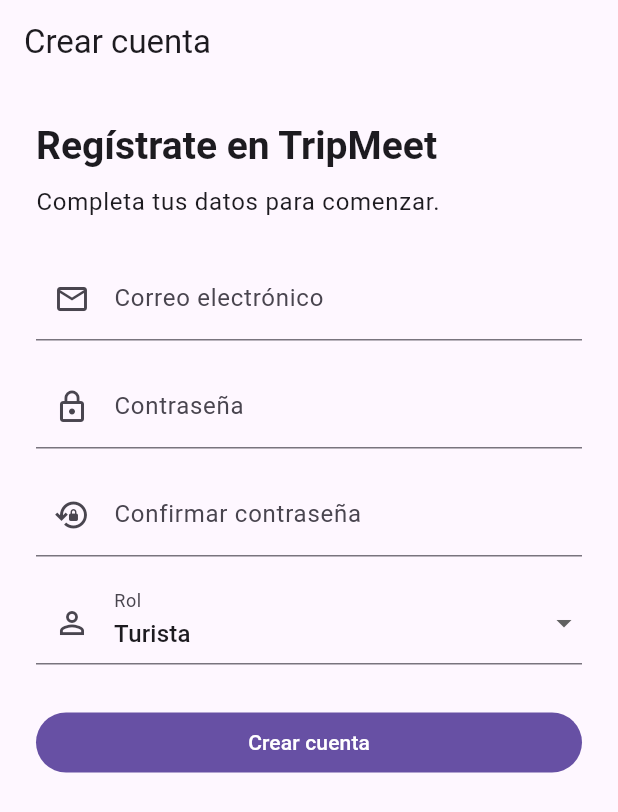
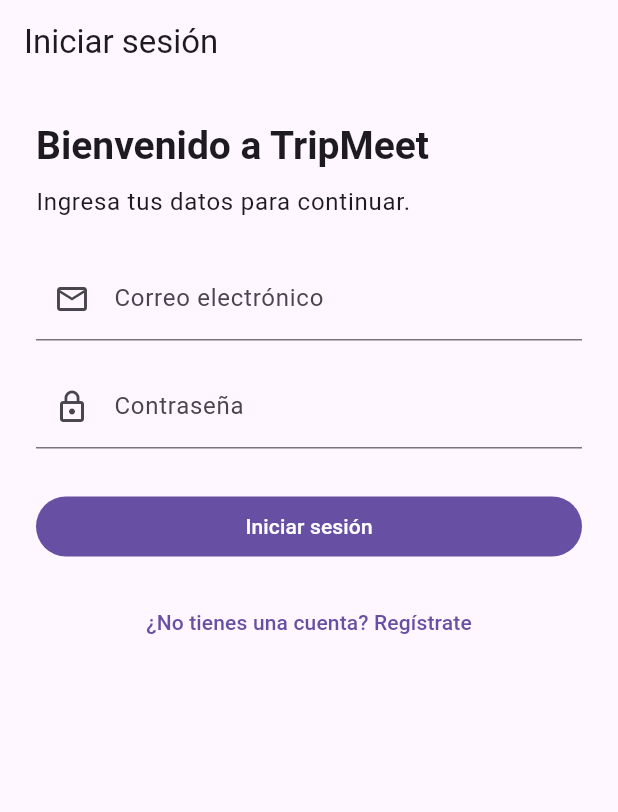
Before and after one commit to LaurisDev/TripMeet, a Flutter app: the screen it shows after launch, on a phone screen of 412 x 824 dp. Shown: the top 812 px of the screen. Run offline on Flutter 3.47's test engine with Material 3 defaults, Android fonts, the phone set to English and light mode, and no system bars; our stand-ins replace cloud_firestore, firebase_auth, firebase_core; accounts and stored records are empty.

Commit message:
Agrega pantallas de login, auth service y ajustes principales

```diff
--- a/lib/home_screen.dart
+++ b/lib/home_screen.dart
@@ -4,7 +4,9 @@
 ///
 /// Más adelante aquí se mostrarán las publicaciones y planes de otros usuarios.
 class HomeScreen extends StatelessWidget {
-  const HomeScreen({super.key});
+  const HomeScreen({super.key, this.rol});
+
+  final String? rol;
 
   @override
   Widget build(BuildContext context) {
--- /dev/null
+++ b/lib/login_screen.dart
@@ -0,0 +1,180 @@
+import 'package:flutter/material.dart';
+
+import 'auth_service.dart';
+import 'home_screen.dart';
+import 'registro_screen.dart';
+
+/// Pantalla de inicio de sesión para usuarios registrados.
+class LoginScreen extends StatefulWidget {
+  const LoginScreen({super.key, this.authService});
+
+  final AuthService? authService;
+
+  @override
+  State<LoginScreen> createState() => _LoginScreenState();
+}
+
+class _LoginScreenState extends State<LoginScreen> {
+  final GlobalKey<FormState> _formKey = GlobalKey<FormState>();
+  final TextEditingController _correoController = TextEditingController();
+  final TextEditingController _passwordController = TextEditingController();
+  bool _cargando = false;
+
+  AuthService get _authService => widget.authService ?? AuthService();
+
+  @override
+  void dispose() {
+    _correoController.dispose();
+    _passwordController.dispose();
+    super.dispose();
+  }
+
+  @override
+  Widget build(BuildContext context) {
+    final double anchoPantalla = MediaQuery.of(context).size.width;
+    final bool esPantallaPequena = anchoPantalla < 360;
+    final double paddingHorizontal = esPantallaPequena ? 16 : 24;
+    final double tamanoFuente = esPantallaPequena ? 15 : 16;
+
+    return Scaffold(
+      appBar: AppBar(title: const Text('Iniciar sesión')),
+      body: SafeArea(
+        child: SingleChildScrollView(
+          padding: EdgeInsets.fromLTRB(
+            paddingHorizontal,
+            24,
+            paddingHorizontal,
+            32,
+          ),
+          child: Form(
+            key: _formKey,
+            child: Column(
+              crossAxisAlignment: CrossAxisAlignment.stretch,
+              children: <Widget>[
+                Text(
+                  'Bienvenido a TripMeet',
+                  style: Theme.of(context).textTheme.headlineSmall?.copyWith(
+                    fontSize: esPantallaPequena ? 23 : 26,
+                    fontWeight: FontWeight.bold,
+                  ),
+                ),
+                const SizedBox(height: 8),
+                Text(
+                  'Ingresa tus datos para continuar.',
+                  style: Theme.of(context).textTheme.bodyLarge
+                      ?.copyWith(fontSize: tamanoFuente),
+                ),
+                const SizedBox(height: 24),
+                TextFormField(
+                  controller: _correoController,
+                  enabled: !_cargando,
+                  keyboardType: TextInputType.emailAddress,
+                  textInputAction: TextInputAction.next,
+                  decoration: const InputDecoration(
+                    labelText: 'Correo electrónico',
+                    prefixIcon: Icon(Icons.email_outlined),
+                  ),
+                  validator: (String? valor) {
+                    if (valor == null || valor.trim().isEmpty) {
+                      return 'Escribe tu correo electrónico.';
+                    }
+                    if (!RegExp(r'^[^@\s]+@[^@\s]+\.[^@\s]+$')
+                        .hasMatch(valor.trim())) {
+                      return 'Escribe un correo electrónico válido.';
+                    }
+                    return null;
+                  },
+                ),
+                const SizedBox(height: 16),
+                TextFormField(
+                  controller: _passwordController,
+                  enabled: !_cargando,
+                  obscureText: true,
+                  textInputAction: TextInputAction.done,
+                  decoration: const InputDecoration(
+                    labelText: 'Contraseña',
+                    prefixIcon: Icon(Icons.lock_outline),
+                  ),
+                  validator: (String? valor) {
+                    if (valor == null || valor.isEmpty) {
+                      return 'Escribe tu contraseña.';
+                    }
+                    return null;
+                  },
+                  onFieldSubmitted: (_) => _iniciarSesion(),
+                ),
+                const SizedBox(height: 28),
+                FilledButton(
+                  onPressed: _cargando ? null : _iniciarSesion,
+                  child: _cargando
+                      ? const SizedBox(
+                          width: 22,
+                          height: 22,
+                          child: CircularProgressIndicator(strokeWidth: 2),
+                        )
+                      : const Text('Iniciar sesión'),
+                ),
+                const SizedBox(height: 16),
+                TextButton(
+                  onPressed: () {
+                    Navigator.push(
+                      context,
+                      MaterialPageRoute<void>(
+                        builder: (_) => const RegistroScreen(),
+                      ),
+                    );
+                  },
+                  child: const Text('¿No tienes una cuenta? Regístrate'),
+                ),
+              ],
+            ),
+          ),
+        ),
+      ),
+    );
+  }
+
+  Future<void> _iniciarSesion() async {
+    FocusManager.instance.primaryFocus?.unfocus();
+    if (!_formKey.currentState!.validate()) {
+      return;
+    }
+
+    setState(() => _cargando = true);
+    try {
+      await _authService.iniciarSesion(
+        _correoController.text,
+        _passwordController.text,
+      );
+      final String rol = await _authService.obtenerRolUsuarioActual();
+
+      if (!mounted) {
+        return;
+      }
+      Navigator.pushAndRemoveUntil(
+        context,
+        MaterialPageRoute<void>(
+          builder: (_) => HomeScreen(rol: rol),
+        ),
+        (Route<void> route) => false,
+      );
+    } on AuthServiceException catch (error) {
+      if (!mounted) {
+        return;
+      }
+      setState(() => _cargando = false);
+      ScaffoldMessenger.of(context)
+          .showSnackBar(SnackBar(content: Text(error.message)));
+    } catch (_) {
+      if (!mounted) {
+        return;
+      }
+      setState(() => _cargando = false);
+      ScaffoldMessenger.of(context).showSnackBar(
+        const SnackBar(
+          content: Text('No se pudo iniciar sesión. Inténtalo de nuevo.'),
+        ),
+      );
+    }
+  }
+}
--- a/lib/main.dart
+++ b/lib/main.dart
@@ -1,7 +1,8 @@
 import 'package:flutter/material.dart';
 import 'package:firebase_core/firebase_core.dart';
+
 import 'firebase_options.dart';
-import 'registro_screen.dart'; // ajusta la ruta si está en una subcarpeta
+import 'login_screen.dart';
 
 void main() async {
   WidgetsFlutterBinding.ensureInitialized();
@@ -13,8 +14,6 @@
   const MyApp({super.key});
   @override
   Widget build(BuildContext context) {
-    return const MaterialApp(
-      home: RegistroScreen(),
-    );
+    return const MaterialApp(home: LoginScreen());
   }
 }
```
Also changed, not shown: lib/auth_service.dart (+97 -10 lines).
